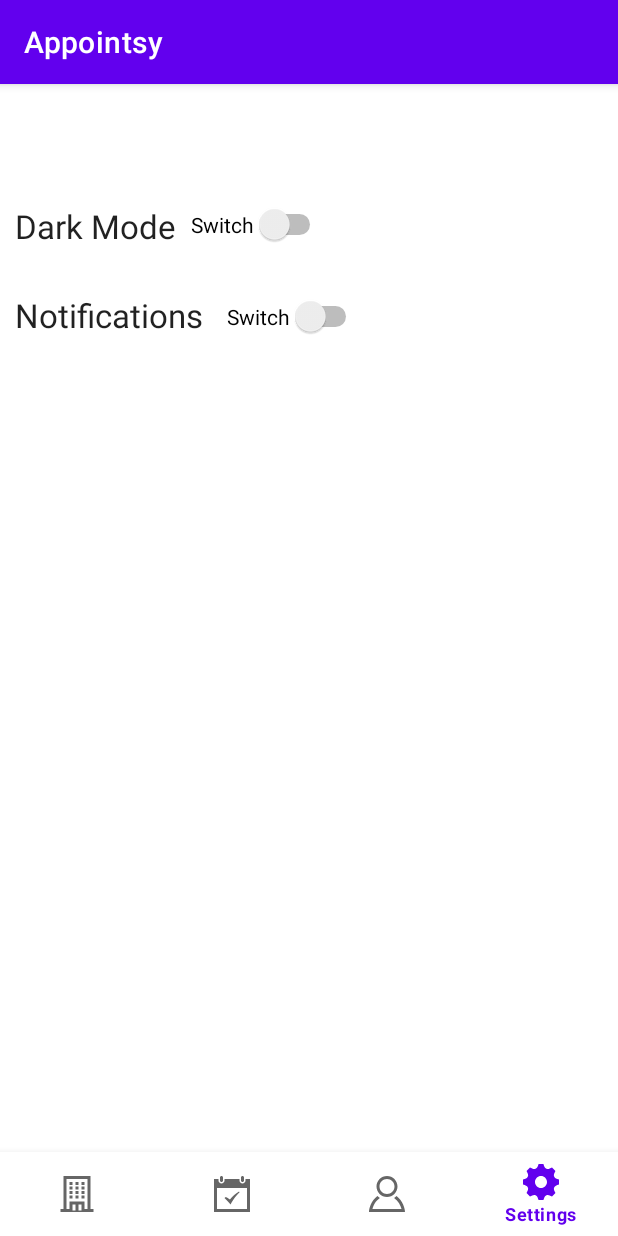
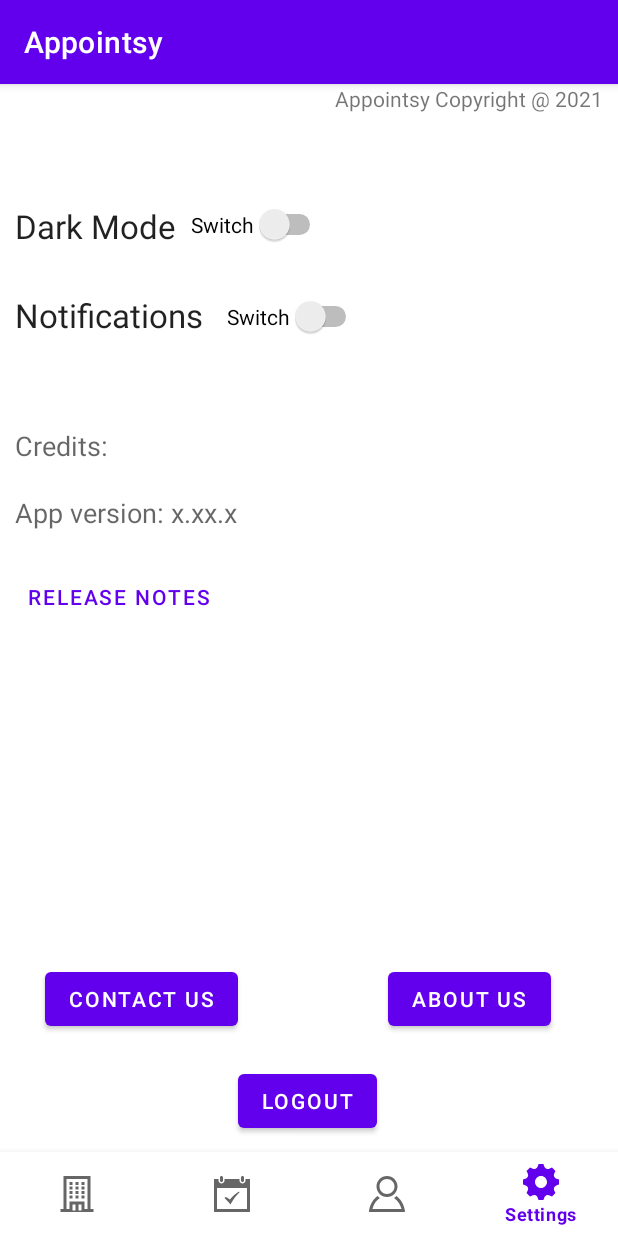
Before and after one commit to LCIS-codepath/Appointsy, an Android app: the screen it shows after launch (MainActivity), item 4 of the bottom bar chosen, on a phone screen of 412 x 824 dp. Run offline under Robolectric (Android 15) with nearby library versions, the phone set to English and light mode, and no system bars; our stand-ins replace data binding.

Commit message:
Finished Settings UI

```diff
--- a/app/src/main/res/layout/fragment_settings.xml
+++ b/app/src/main/res/layout/fragment_settings.xml
@@ -41,7 +41,7 @@
         android:textAppearance="@style/TextAppearance.AppCompat.Large" />
 
     <Switch
-        android:id="@+id/switch2"
+        android:id="@+id/swNotifications"
         android:layout_width="wrap_content"
         android:layout_height="wrap_content"
         android:layout_alignBottom="@+id/tvNotifications"
@@ -49,4 +49,71 @@
         android:layout_marginBottom="0dp"
         android:layout_toEndOf="@+id/tvNotifications"
         android:text="Switch" />
+
+    <TextView
+        android:id="@+id/tvCredits"
+        android:layout_width="wrap_content"
+        android:layout_height="wrap_content"
+        android:layout_below="@+id/tvNotifications"
+        android:layout_marginLeft="10dp"
+        android:layout_marginTop="60dp"
+        android:text="Credits:"
+        android:textAppearance="@style/TextAppearance.AppCompat.Medium" />
+
+    <TextView
+        android:id="@+id/tvVersion"
+        android:layout_width="wrap_content"
+        android:layout_height="wrap_content"
+        android:layout_below="@+id/tvCredits"
+        android:layout_marginLeft="10dp"
+        android:layout_marginTop="20dp"
+        android:text="App version: x.xx.x"
+        android:textAppearance="@style/TextAppearance.AppCompat.Medium" />
+
+    <Button
+        android:id="@+id/btnRelease"
+        style="@style/Widget.MaterialComponents.Button.TextButton"
+        android:layout_width="wrap_content"
+        android:layout_height="wrap_content"
+        android:layout_below="@+id/tvVersion"
+        android:layout_marginStart="10dp"
+        android:layout_marginTop="20dp"
+        android:text="Release Notes" />
+
+    <Button
+        android:id="@+id/btnContact"
+        android:layout_width="wrap_content"
+        android:layout_height="wrap_content"
+        android:layout_below="@+id/btnRelease"
+        android:layout_marginLeft="30dp"
+        android:layout_marginTop="220dp"
+        android:text="Contact Us" />
+
+    <Button
+        android:id="@+id/btnAbout"
+        android:layout_width="wrap_content"
+        android:layout_height="wrap_content"
+        android:layout_below="@+id/btnRelease"
+        android:layout_marginStart="100dp"
+        android:layout_marginTop="220dp"
+        android:layout_toEndOf="@+id/btnContact"
+        android:text="About Us" />
+
+    <Button
+        android:id="@+id/btnLogout"
+        android:layout_width="wrap_content"
+        android:layout_height="wrap_content"
+        android:layout_below="@+id/btnContact"
+        android:layout_marginStart="0dp"
+        android:layout_marginTop="20dp"
+        android:layout_toEndOf="@+id/btnContact"
+        android:text="Logout" />
+
+    <TextView
+        android:id="@+id/tvCopyright"
+        android:layout_width="wrap_content"
+        android:layout_height="wrap_content"
+        android:layout_alignParentRight="true"
+        android:layout_marginRight="10dp"
+        android:text="Appointsy Copyright @ 2021" />
 </RelativeLayout>
```
